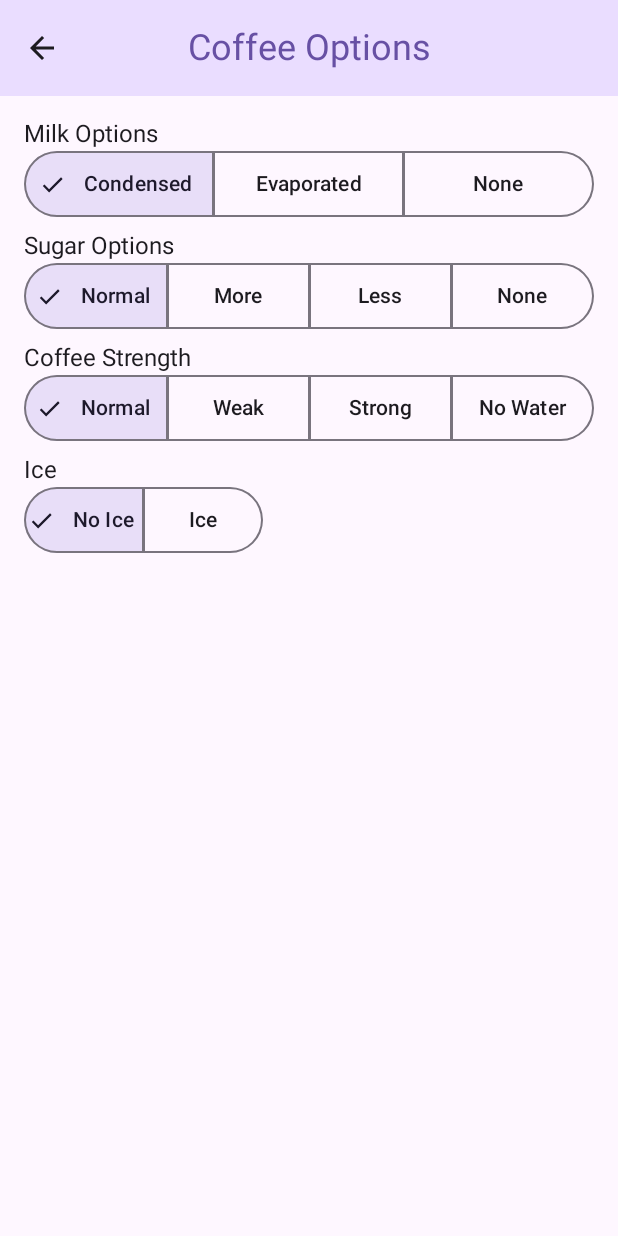
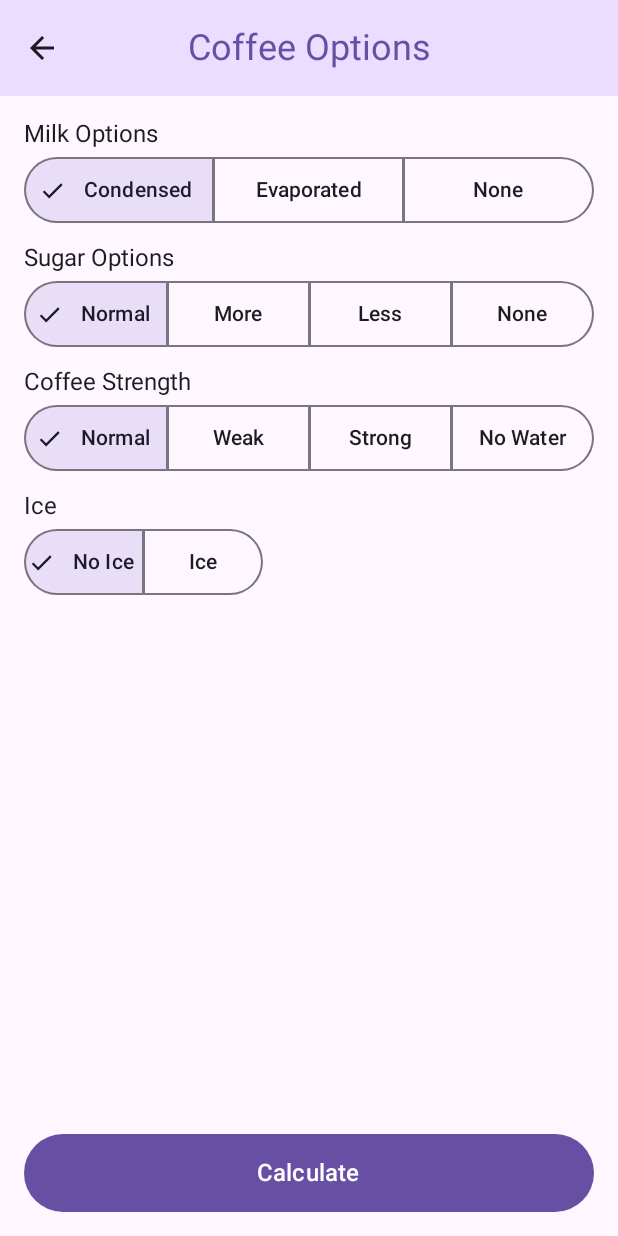
Before and after one commit to hakkasuru/kopi-calculator, an Android app built with Jetpack Compose: the @Preview function DrinkOptionsScreenPreview, on a phone screen of 412 x 824 dp. Run offline under Robolectric (Android 15) with nearby library versions, the phone set to English and light mode, and no system bars.

Commit message:
handled mixed option

```diff
--- a/composeApp/src/commonMain/kotlin/com/hakkasuru/kopicalculator/drink/DrinkOptionsScreen.kt
+++ b/composeApp/src/commonMain/kotlin/com/hakkasuru/kopicalculator/drink/DrinkOptionsScreen.kt
@@ -4,18 +4,23 @@ import androidx.compose.foundation.layout.Box
 import androidx.compose.foundation.layout.Column
 import androidx.compose.foundation.layout.Spacer
 import androidx.compose.foundation.layout.consumeWindowInsets
+import androidx.compose.foundation.layout.fillMaxSize
+import androidx.compose.foundation.layout.fillMaxWidth
 import androidx.compose.foundation.layout.height
 import androidx.compose.foundation.layout.padding
+import androidx.compose.material3.Button
 import androidx.compose.material3.Scaffold
 import androidx.compose.material3.SegmentedButton
 import androidx.compose.material3.SegmentedButtonDefaults
 import androidx.compose.material3.SingleChoiceSegmentedButtonRow
 import androidx.compose.material3.Text
+import androidx.compose.material3.TextField
 import androidx.compose.runtime.Composable
 import androidx.compose.runtime.getValue
 import androidx.compose.runtime.mutableStateOf
 import androidx.compose.runtime.remember
 import androidx.compose.runtime.setValue
+import androidx.compose.ui.Alignment
 import androidx.compose.ui.Modifier
 import androidx.compose.ui.unit.dp
 import androidx.compose.ui.unit.sp
@@ -32,25 +37,33 @@ fun DrinkOptionsScreen(
                 title = when (drinkID) {
                     "coffee" -> "Coffee Options"
                     "tea" -> "Tea Options"
+                    "mixed" -> "Mixed Options"
                     else -> "Options"
                 },
                 onNavigationIconTap = navigateBack
             )
         }
     ) { innerPadding ->
-        Box(modifier = Modifier.consumeWindowInsets(innerPadding).padding(innerPadding)) {
+        Box(modifier = Modifier.fillMaxSize().consumeWindowInsets(innerPadding).padding(innerPadding)) {
             Column(modifier = Modifier.padding(16.dp)) {
                 Text(text = "Milk Options", fontSize = 16.sp)
+                Spacer(Modifier.height(4.dp))
                 OptionsBar(listOf("Condensed", "Evaporated", "None"))
-                Spacer(Modifier.height(8.dp))
+                Spacer(Modifier.height(12.dp))
                 Text(text = "Sugar Options", fontSize = 16.sp)
+                Spacer(Modifier.height(4.dp))
                 OptionsBar(listOf("Normal", "More", "Less", "None"))
-                Spacer(Modifier.height(8.dp))
+                Spacer(Modifier.height(12.dp))
                 Text(text = "Coffee Strength", fontSize = 16.sp)
+                Spacer(Modifier.height(4.dp))
                 OptionsBar(listOf("Normal", "Weak", "Strong", "No Water"))
-                Spacer(Modifier.height(8.dp))
+                Spacer(Modifier.height(12.dp))
                 Text(text = "Ice", fontSize = 16.sp)
+                Spacer(Modifier.height(4.dp))
                 OptionsBar(listOf("No Ice", "Ice"))
+            }
+            Button(onClick = {}, modifier = Modifier.fillMaxWidth().padding(16.dp).align(Alignment.BottomCenter)) {
+                Text(text = "Calculate", modifier = Modifier.padding(8.dp), fontSize = 16.sp)
             }
         }
     }
```
